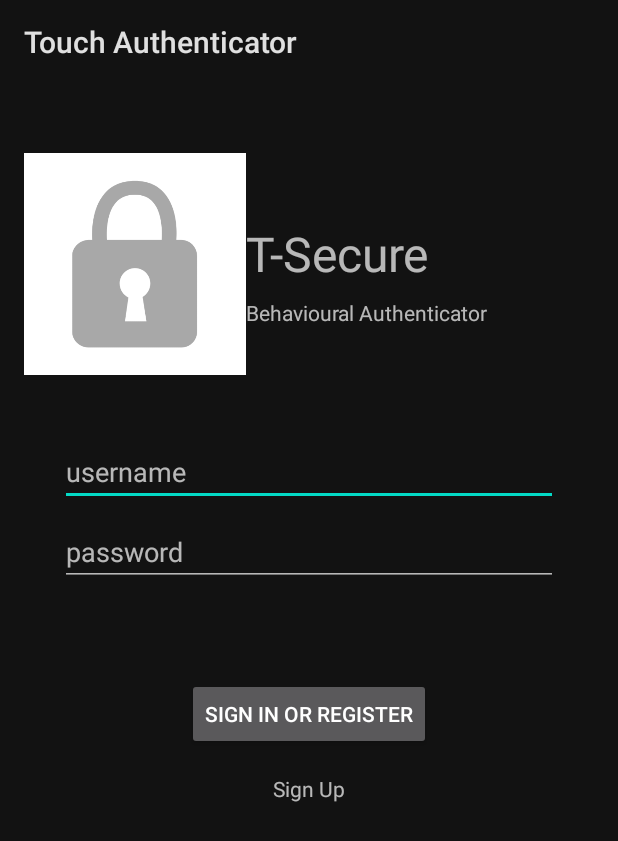
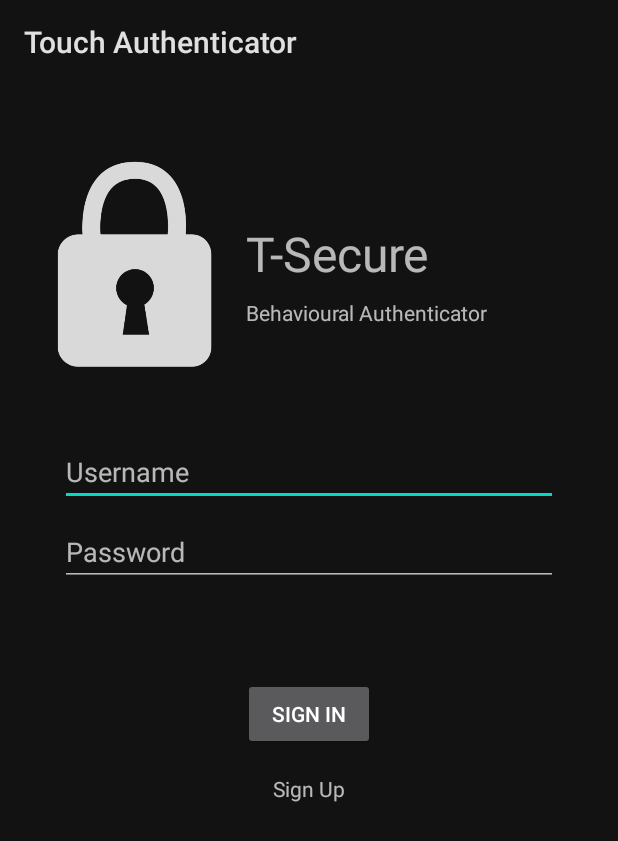
Before and after one commit to MaxOng99/IP, an Android app: the screen it shows after launch (AuthActivity), on a phone screen of 412 x 824 dp. Shown: the top 841 px of the screen. Run offline under Robolectric (Android 15) with nearby library versions, the phone set to English and light mode, and no system bars; our stand-ins replace Firebase (no records; nobody signed in at launch, a user with empty details on screens opened directly).

Commit message:
change logo background color

```diff
--- a/android-frontend/app/src/main/java/com/example/touchauthenticator/AuthActivity.kt
+++ b/android-frontend/app/src/main/java/com/example/touchauthenticator/AuthActivity.kt
@@ -3,6 +3,7 @@ package com.example.touchauthenticator
 import android.content.Intent
 import android.os.Bundle
 import android.util.Log
+import android.view.KeyEvent
 import android.view.View
 import android.widget.EditText
 import android.widget.Toast
--- a/android-frontend/app/src/main/res/layout/activity_auth.xml
+++ b/android-frontend/app/src/main/res/layout/activity_auth.xml
@@ -18,7 +18,7 @@
         android:layout_marginTop="12dp"
         android:adjustViewBounds="true"
         android:scaleType="fitCenter"
-        android:src="@drawable/logo"
+        android:src="@drawable/logo_2"
         app:layout_constraintBottom_toTopOf="@id/guideline"
         app:layout_constraintStart_toStartOf="parent"
         app:layout_constraintTop_toTopOf="parent"
@@ -27,7 +27,7 @@
     <EditText
         android:layout_marginStart="24dp"
         android:layout_marginEnd="24dp"
-        android:hint="username"
+        android:hint="Username"
         android:id="@+id/username"
         android:layout_width="match_parent"
         android:layout_height="wrap_content"
@@ -45,7 +45,7 @@
         android:layout_marginStart="24dp"
         android:layout_marginTop="8dp"
         android:layout_marginEnd="24dp"
-        android:hint="password"
+        android:hint="Password"
         android:selectAllOnFocus="true"
         app:layout_constraintEnd_toEndOf="parent"
         app:layout_constraintStart_toStartOf="parent"
@@ -59,7 +59,7 @@
         android:layout_marginStart="48dp"
         android:layout_marginEnd="48dp"
         android:layout_marginBottom="64dp"
-        android:text="Sign In or Register"
+        android:text="Sign In"
         app:layout_constraintBottom_toBottomOf="parent"
         app:layout_constraintEnd_toEndOf="parent"
         app:layout_constraintStart_toStartOf="parent"
```
Also changed, not shown: android-frontend/app/src/main/res/drawable-v24/logo_2.png (added).
